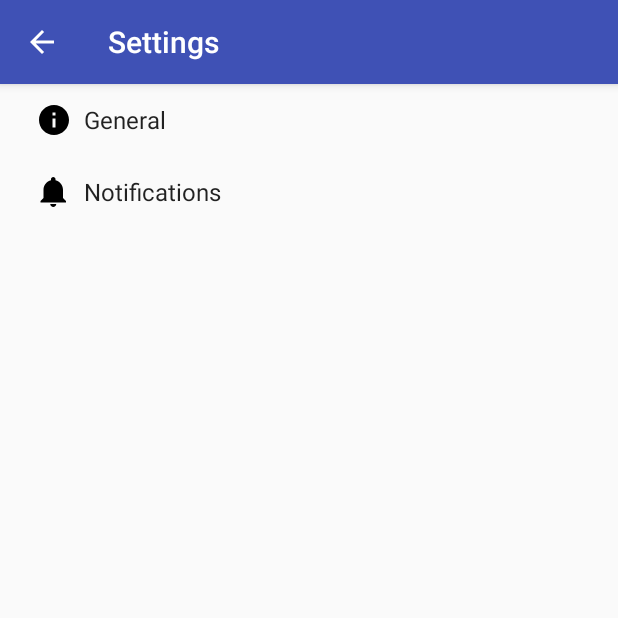
After one commit to TheLongRunSmoke/iss-tracker, an Android app: the SettingsActivity screen opened directly, with no data from a screen before it, on a phone screen of 412 x 824 dp, the top half of it. The commit adds this screen. Run offline under Robolectric (Android 15) with nearby library versions, the phone set to English and light mode, and no system bars.

Commit message:
Preferences in work.

```diff
--- a/app/build.gradle
+++ b/app/build.gradle
@@ -11,6 +11,7 @@ model {
             targetSdkVersion.apiLevel = 25
             versionCode 1
             versionName "1.0"
+            vectorDrawables.useSupportLibrary = true
         }
         ndk {
             moduleName = "OrbitProcessing"
@@ -37,6 +38,7 @@ dependencies {
     compile 'com.jakewharton:butterknife:8.5.1'
     compile 'com.android.support:design:25.3.1'
     compile 'com.android.support.constraint:constraint-layout:1.0.2'
+    compile 'com.android.support:support-vector-drawable:25.3.1'
     testCompile 'junit:junit:4.12'
     annotationProcessor 'com.jakewharton:butterknife-compiler:8.5.1'
 }
--- /dev/null
+++ b/app/src/main/java/ru/tlrs/iss/Config.java
@@ -0,0 +1,5 @@
+package ru.tlrs.iss;
+
+public class Config {
+
+}
--- /dev/null
+++ b/app/src/main/java/ru/tlrs/iss/activities/AppCompatPreferenceActivity.java
@@ -0,0 +1,109 @@
+package ru.tlrs.iss.activities;
+
+import android.content.res.Configuration;
+import android.os.Bundle;
+import android.preference.PreferenceActivity;
+import android.support.annotation.LayoutRes;
+import android.support.annotation.Nullable;
+import android.support.v7.app.ActionBar;
+import android.support.v7.app.AppCompatDelegate;
+import android.support.v7.widget.Toolbar;
+import android.view.MenuInflater;
+import android.view.View;
+import android.view.ViewGroup;
+
+/**
+ * A {@link android.preference.PreferenceActivity} which implements and proxies the necessary calls
+ * to be used with AppCompat.
+ */
+public abstract class AppCompatPreferenceActivity extends PreferenceActivity {
+
+    private AppCompatDelegate mDelegate;
+
+    @Override
+    protected void onCreate(Bundle savedInstanceState) {
+        getDelegate().installViewFactory();
+        getDelegate().onCreate(savedInstanceState);
+        super.onCreate(savedInstanceState);
+    }
+
+    @Override
+    protected void onPostCreate(Bundle savedInstanceState) {
+        super.onPostCreate(savedInstanceState);
+        getDelegate().onPostCreate(savedInstanceState);
+    }
+
+    public ActionBar getSupportActionBar() {
+        return getDelegate().getSupportActionBar();
+    }
+
+    public void setSupportActionBar(@Nullable Toolbar toolbar) {
+        getDelegate().setSupportActionBar(toolbar);
+    }
+
+    @Override
+    public MenuInflater getMenuInflater() {
+        return getDelegate().getMenuInflater();
+    }
+
+    @Override
+    public void setContentView(@LayoutRes int layoutResID) {
+        getDelegate().setContentView(layoutResID);
+    }
+
+    @Override
+    public void setContentView(View view) {
+        getDelegate().setContentView(view);
+    }
+
+    @Override
+    public void setContentView(View view, ViewGroup.LayoutParams params) {
+        getDelegate().setContentView(view, params);
+    }
+
+    @Override
+    public void addContentView(View view, ViewGroup.LayoutParams params) {
+        getDelegate().addContentView(view, params);
+    }
+
+    @Override
+    protected void onPostResume() {
+        super.onPostResume();
+        getDelegate().onPostResume();
+    }
+
+    @Override
+    protected void onTitleChanged(CharSequence title, int color) {
+        super.onTitleChanged(title, color);
+        getDelegate().setTitle(title);
+    }
+
+    @Override
+    public void onConfigurationChanged(Configuration newConfig) {
+        super.onConfigurationChanged(newConfig);
+        getDelegate().onConfigurationChanged(newConfig);
+    }
+
+    @Override
+    protected void onStop() {
+        super.onStop();
+        getDelegate().onStop();
+    }
+
+    @Override
+    protected void onDestroy() {
+        super.onDestroy();
+        getDelegate().onDestroy();
+    }
+
+    public void invalidateOptionsMenu() {
+        getDelegate().invalidateOptionsMenu();
+    }
+
+    private AppCompatDelegate getDelegate() {
+        if (mDelegate == null) {
+            mDelegate = AppCompatDelegate.create(this, null);
+        }
+        return mDelegate;
+    }
+}
--- a/app/src/main/java/ru/tlrs/iss/activities/MainActivity.java
+++ b/app/src/main/java/ru/tlrs/iss/activities/MainActivity.java
@@ -1,5 +1,6 @@
 package ru.tlrs.iss.activities;
 
+import android.content.Intent;
 import android.os.Bundle;
 import android.support.design.widget.NavigationView;
 import android.support.v4.view.GravityCompat;
@@ -70,7 +71,7 @@ public class MainActivity extends AppCompatActivity
         int id = item.getItemId();
 
         if (id == R.id.nav_camera) {
-            // Handle the camera action
+            startActivity(new Intent(this, SettingsActivity.class));
         } else if (id == R.id.nav_gallery) {
 
         } else if (id == R.id.nav_slideshow) {
--- /dev/null
+++ b/app/src/main/res/drawable/ic_info_black_24dp.xml
@@ -0,0 +1,9 @@
+<vector xmlns:android="http://schemas.android.com/apk/res/android"
+    android:width="24dp"
+    android:height="24dp"
+    android:viewportHeight="24.0"
+    android:viewportWidth="24.0">
+    <path
+        android:fillColor="#FF000000"
+        android:pathData="M12,2C6.48,2 2,6.48 2,12s4.48,10 10,10 10,-4.48 10,-10S17.52,2 12,2zm1,15h-2v-6h2v6zm0,-8h-2V7h2v2z" />
+</vector>
--- /dev/null
+++ b/app/src/main/res/drawable/ic_notifications_black_24dp.xml
@@ -0,0 +1,9 @@
+<vector xmlns:android="http://schemas.android.com/apk/res/android"
+    android:width="24dp"
+    android:height="24dp"
+    android:viewportHeight="24.0"
+    android:viewportWidth="24.0">
+    <path
+        android:fillColor="#FF000000"
+        android:pathData="M11.5,22c1.1,0 2,-0.9 2,-2h-4c0,1.1 0.9,2 2,2zm6.5,-6v-5.5c0,-3.07 -2.13,-5.64 -5,-6.32V3.5c0,-0.83 -0.67,-1.5 -1.5,-1.5S10,2.67 10,3.5v0.68c-2.87,0.68 -5,3.25 -5,6.32V16l-2,2v1h17v-1l-2,-2z" />
+</vector>
--- a/app/src/main/res/values/strings.xml
+++ b/app/src/main/res/values/strings.xml
@@ -5,4 +5,77 @@
     <string name="navigation_drawer_close">Close navigation drawer</string>
 
     <string name="action_settings">Settings</string>
+    <string name="title_activity_settings">Settings</string>
+
+    <!-- Strings related to Settings -->
+
+    <!-- Example General settings -->
+    <string name="pref_header_general">General</string>
+
+    <string name="pref_title_social_recommendations">Enable social recommendations</string>
+    <string name="pref_description_social_recommendations">Recommendations for people to contact
+        based on your message history
+    </string>
+
+    <string name="pref_title_display_name">Display name</string>
+    <string name="pref_default_display_name">John Smith</string>
+
+    <string name="pref_title_add_friends_to_messages">Add friends to messages</string>
+    <string-array name="pref_example_list_titles">
+        <item>Always</item>
+        <item>When possible</item>
+        <item>Never</item>
+    </string-array>
+    <string-array name="pref_example_list_values">
+        <item>1</item>
+        <item>0</item>
+        <item>-1</item>
+    </string-array>
+
+    <!-- Example settings for Data & Sync -->
+    <string name="pref_header_data_sync">Data &amp; sync</string>
+
+    <string name="pref_title_sync_frequency">Sync frequency</string>
+    <string-array name="pref_sync_frequency_titles">
+        <item>15 minutes</item>
+        <item>30 minutes</item>
+        <item>1 hour</item>
+        <item>3 hours</item>
+        <item>6 hours</item>
+        <item>Never</item>
+    </string-array>
+    <string-array name="pref_sync_frequency_values">
+        <item>15</item>
+        <item>30</item>
+        <item>60</item>
+        <item>180</item>
+        <item>360</item>
+        <item>-1</item>
+    </string-array>
+
+    <string-array name="list_preference_entries">
+        <item>Entry 1</item>
+        <item>Entry 2</item>
+        <item>Entry 3</item>
+    </string-array>
+
+    <string-array name="list_preference_entry_values">
+        <item>1</item>
+        <item>2</item>
+        <item>3</item>
+    </string-array>
+
+    <string-array name="multi_select_list_preference_default_value" />
+
+    <string name="pref_title_system_sync_settings">System sync settings</string>
+
+    <!-- Example settings for Notifications -->
+    <string name="pref_header_notifications">Notifications</string>
+
+    <string name="pref_title_new_message_notifications">New message notifications</string>
+
+    <string name="pref_title_ringtone">Ringtone</string>
+    <string name="pref_ringtone_silent">Silent</string>
+
+    <string name="pref_title_vibrate">Vibrate</string>
 </resources>
--- /dev/null
+++ b/app/src/main/res/xml/pref_general.xml
@@ -0,0 +1,29 @@
+<PreferenceScreen xmlns:android="http://schemas.android.com/apk/res/android">
+
+
+
+    <!-- NOTE: EditTextPreference accepts EditText attributes. -->
+    <!-- NOTE: EditTextPreference's summary should be set to its value by the activity code. -->
+    <EditTextPreference
+        android:capitalize="words"
+        android:defaultValue="@string/pref_default_display_name"
+        android:inputType="textCapWords"
+        android:key="example_text"
+        android:maxLines="1"
+        android:selectAllOnFocus="true"
+        android:singleLine="true"
+        android:title="@string/pref_title_display_name" />
+
+    <!-- NOTE: Hide buttons to simplify the UI. Users can touch outside the dialog to
+         dismiss it. -->
+    <!-- NOTE: ListPreference's summary should be set to its value by the activity code. -->
+    <ListPreference
+        android:defaultValue="-1"
+        android:entries="@array/pref_example_list_titles"
+        android:entryValues="@array/pref_example_list_values"
+        android:key="example_list"
+        android:negativeButtonText="@null"
+        android:positiveButtonText="@null"
+        android:title="@string/pref_title_add_friends_to_messages" />
+
+</PreferenceScreen>
--- /dev/null
+++ b/app/src/main/res/xml/pref_headers.xml
@@ -0,0 +1,14 @@
+<preference-headers xmlns:android="http://schemas.android.com/apk/res/android">
+
+    <header
+        android:fragment="ru.tlrs.iss.activities.SettingsActivity$GeneralPreferenceFragment"
+        android:icon="@drawable/ic_info_black_24dp"
+        android:title="@string/pref_header_general"
+        android:name="TAG"/>
+
+    <header
+        android:fragment="ru.tlrs.iss.activities.SettingsActivity$NotificationPreferenceFragment"
+        android:icon="@drawable/ic_notifications_black_24dp"
+        android:title="@string/pref_header_notifications" />
+
+</preference-headers>
--- /dev/null
+++ b/app/src/main/res/xml/pref_notification.xml
@@ -0,0 +1,27 @@
+<PreferenceScreen xmlns:android="http://schemas.android.com/apk/res/android">
+
+    <!-- A 'parent' preference, which enables/disables child preferences (below)
+         when checked/unchecked. -->
+    <SwitchPreference
+        android:defaultValue="true"
+        android:key="notifications_new_message"
+        android:title="@string/pref_title_new_message_notifications" />
+
+    <!-- Allows the user to choose a ringtone in the 'notification' category. -->
+    <!-- NOTE: This preference will be enabled only when the checkbox above is checked. -->
+    <!-- NOTE: RingtonePreference's summary should be set to its value by the activity code. -->
+    <RingtonePreference
+        android:defaultValue="content://settings/system/notification_sound"
+        android:dependency="notifications_new_message"
+        android:key="notifications_new_message_ringtone"
+        android:ringtoneType="notification"
+        android:title="@string/pref_title_ringtone" />
+
+    <!-- NOTE: This preference will be enabled only when the checkbox above is checked. -->
+    <SwitchPreference
+        android:defaultValue="true"
+        android:dependency="notifications_new_message"
+        android:key="notifications_new_message_vibrate"
+        android:title="@string/pref_title_vibrate" />
+
+</PreferenceScreen>
```
Also changed, not shown: app/src/main/AndroidManifest.xml (+8 -0 lines), app/src/main/java/ru/tlrs/iss/activities/SettingsActivity.java (added, +199 -0 lines), app/src/main/java/ru/tlrs/iss/fragments/MapFragment.java (+25 -14 lines), app/src/main/res/drawable/ic_sync_black_24dp.xml (added, +9 -0 lines).
